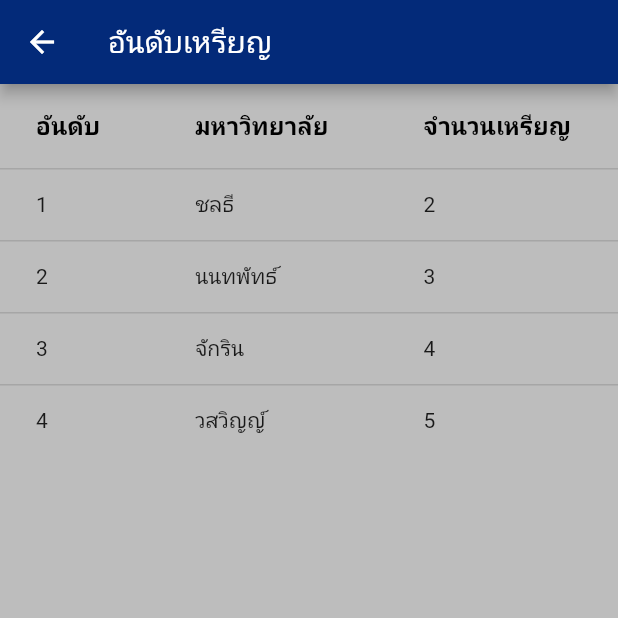
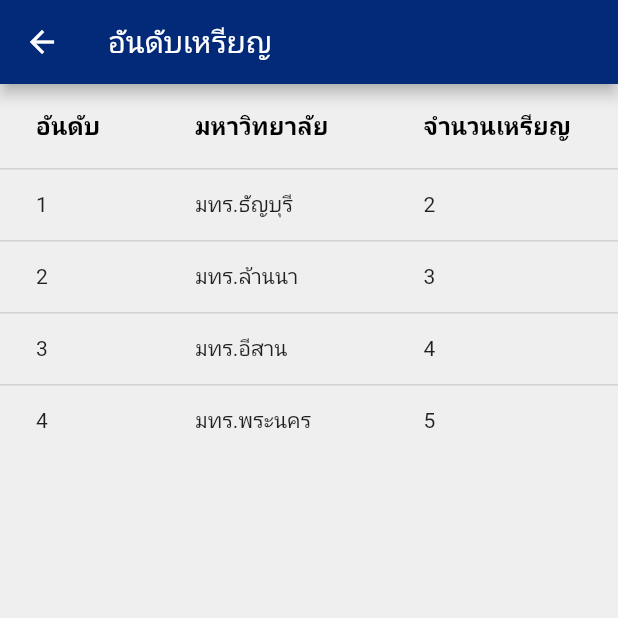
Before and after one commit to wasawin/Moblie_thesis, a Flutter app: the showuni screen opened directly, on a phone screen of 412 x 824 dp, the top half of it. Run offline on Flutter 3.47's test engine with Material 2 defaults, Android fonts, the light colour scheme and no system bars; our stand-ins replace anim_search_bar, dropdown_button2, file_picker, flutter_image_slideshow; missing offline and left inert: dart:ffi, multi_image_layout, searchbar_animation.

Commit message:
15/2/2566

```diff
--- a/myapp/lib/main.dart
+++ b/myapp/lib/main.dart
@@ -94,7 +94,7 @@ class _MyHomePageState extends State<MyHomePage> {
                                     Navigator.push(
                                         context,
                                         MaterialPageRoute(
-                                            builder: (context) => detailuni())); //sport() ไว้กดหน้าที่ต้องการไป
+                                            builder: (context) => test())); //sport() ไว้กดหน้าที่ต้องการไป
                                   },
                                   child: Text('ดูทั้งหมด'),
                                   style: ElevatedButton.styleFrom(
--- a/myapp/lib/unirank/showuni.dart
+++ b/myapp/lib/unirank/showuni.dart
@@ -16,7 +16,7 @@ class _showuniState extends State<showuni> {
         title: Text("อันดับเหรียญ"),
       ),
       body: Container(
-        color: Colors.grey[400],
+        color: Color.fromARGB(255, 239, 239, 239),
         child: ListView(
           children: [
             DataTable(
@@ -39,22 +39,22 @@ class _showuniState extends State<showuni> {
               rows: [
                 DataRow(cells: [
                   DataCell(Text('1')),
-                  DataCell(Text('ชลธี')),
+                  DataCell(Text('มทร.ธัญบุรี')),
                   DataCell(Text('2')),
                 ]),
                 DataRow(cells: [
                   DataCell(Text('2')),
-                  DataCell(Text('นนทพัทธ์')),
+                  DataCell(Text('มทร.ล้านนา')),
                   DataCell(Text('3')),
                 ]),
                 DataRow(cells: [
                   DataCell(Text('3')),
-                  DataCell(Text('จักริน')),
+                  DataCell(Text('มทร.อีสาน')),
                   DataCell(Text('4')),
                 ]),
                 DataRow(cells: [
                   DataCell(Text('4')),
-                  DataCell(Text('วสวิญญ์')),
+                  DataCell(Text('มทร.พระนคร')),
                   DataCell(Text('5')),
                 ]),
               ],
```
